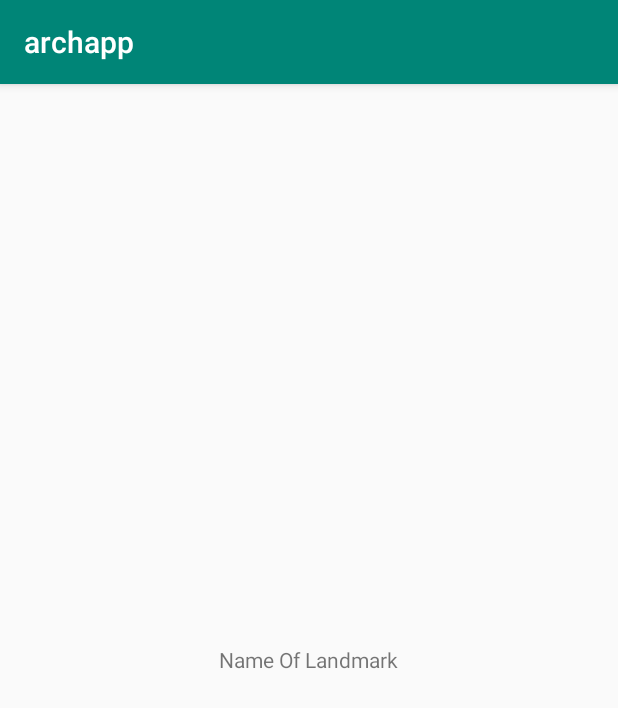
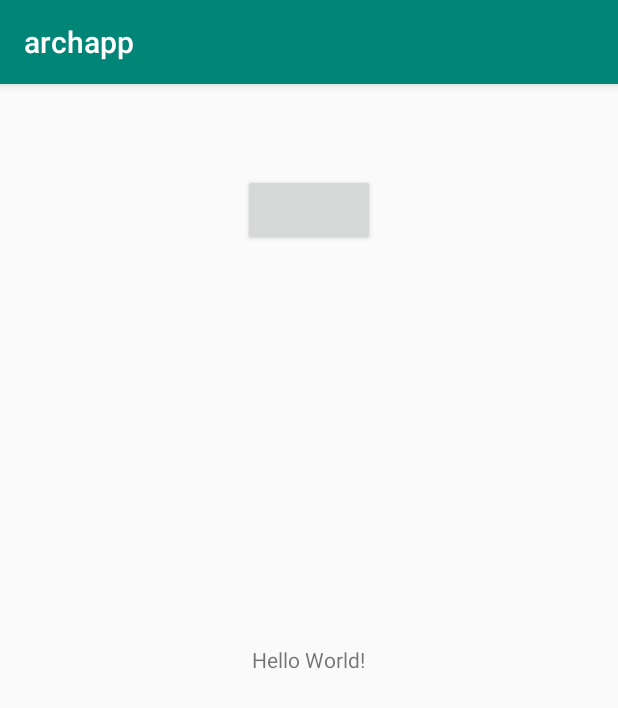
Before and after one commit to Urdzik/ViewIt, an Android app: the screen it shows after launch (MainActivity), on a phone screen of 412 x 824 dp. Shown: the top 708 px of the screen. Run offline under Robolectric (Android 15) with nearby library versions, the phone set to English and light mode, and no system bars; 2 statements that could not run were skipped.

Commit message:
Добавлено отображение через кнопку.

```diff
--- a/app/src/main/java/com/company/archapp/LandmarkRecognitionActivity.kt
+++ b/app/src/main/java/com/company/archapp/LandmarkRecognitionActivity.kt
@@ -12,9 +12,9 @@ class LandmarkRecognitionActivity : AppCompatActivity() {
 
 
     companion object {
-        var nameOfLandmark: String = "Name Of Landmark"
+        var nameOfLandmark: String? = null
 
-         fun recognizeLandmarksCloud(image: FirebaseVisionImage): String {
+         fun recognizeLandmarksCloud(image: FirebaseVisionImage): String? {
 
             // [START set_detector_options_cloud]
             val options = FirebaseVisionCloudDetectorOptions.Builder()
@@ -36,7 +36,7 @@ class LandmarkRecognitionActivity : AppCompatActivity() {
                     for (landmark in firebaseVisionCloudLandmarks) {
 
                         val bounds = landmark.boundingBox
-                        //Имя достопримечательности
+                        //Название достопримечательности
                         val landmarkName = landmark.landmark
 
                         nameOfLandmark = landmarkName
--- a/app/src/main/java/com/company/archapp/MainActivity.kt
+++ b/app/src/main/java/com/company/archapp/MainActivity.kt
@@ -4,14 +4,12 @@ package com.company.archapp
 import android.graphics.BitmapFactory
 import android.os.Bundle
 import android.support.v7.app.AppCompatActivity
+import android.view.View
+import android.widget.Button
 import android.widget.TextView
-import com.google.firebase.ml.vision.cloud.FirebaseVisionCloudDetectorOptions
-
 
 
 class MainActivity : AppCompatActivity() {
-
-
 
 
     override fun onCreate(savedInstanceState: Bundle?) {
@@ -19,21 +17,24 @@ class MainActivity : AppCompatActivity() {
         setContentView(R.layout.activity_main)
 
 
+        //Передаёт изображение в битмапу
+
+        val bmp = BitmapFactory.decodeResource(resources, R.drawable.blagovesh_1)
+        val image = VisionImage.imageFromBitmap(bmp)
+        LandmarkRecognitionActivity.recognizeLandmarksCloud(image!!)
 
 
-        var tv: TextView = findViewById(R.id.landmarkNameone)
-        tv.text = LandmarkRecognitionActivity.nameOfLandmark
+        val bu: Button = findViewById(R.id.buttonPanel)
+        bu.setOnClickListener(View.OnClickListener {
+            val tv: TextView = findViewById(R.id.landmarkNameone)
+            tv.text = LandmarkRecognitionActivity.nameOfLandmark
+        })
 
-        //Передаёт изображение в битмапу
+        //Передаем в TV название достопримечательности
 
-        val bmp = BitmapFactory.decodeResource(resources, R.drawable.bd9cd2880fdfaf8eee7404bf85d9eccb)
-        val image = VisionImage.imageFromBitmap(bmp)
-        LandmarkRecognitionActivity.recognizeLandmarksCloud(image!!)
+
+
+
     }
 
-    val options = FirebaseVisionCloudDetectorOptions.Builder()
-        .setModelType(FirebaseVisionCloudDetectorOptions.LATEST_MODEL)
-        .setMaxResults(15)
-        .build()
-
 }
--- a/app/src/main/res/layout/activity_main.xml
+++ b/app/src/main/res/layout/activity_main.xml
@@ -2,7 +2,6 @@
 <RelativeLayout
         xmlns:android="http://schemas.android.com/apk/res/android"
         xmlns:tools="http://schemas.android.com/tools"
-        xmlns:app="http://schemas.android.com/apk/res-auto"
         android:layout_width="match_parent"
         android:layout_height="match_parent"
         tools:context=".MainActivity">
@@ -13,5 +12,11 @@
             android:layout_height="wrap_content"
             android:text="Hello World!"
             android:layout_centerInParent="true"/>
+    <Button
+            android:layout_margin="60dp"
+            android:layout_centerHorizontal="true"
+            android:id="@+id/buttonPanel"
+            android:layout_width="wrap_content"
+            android:layout_height="wrap_content"/>
 
 </RelativeLayout>
```
